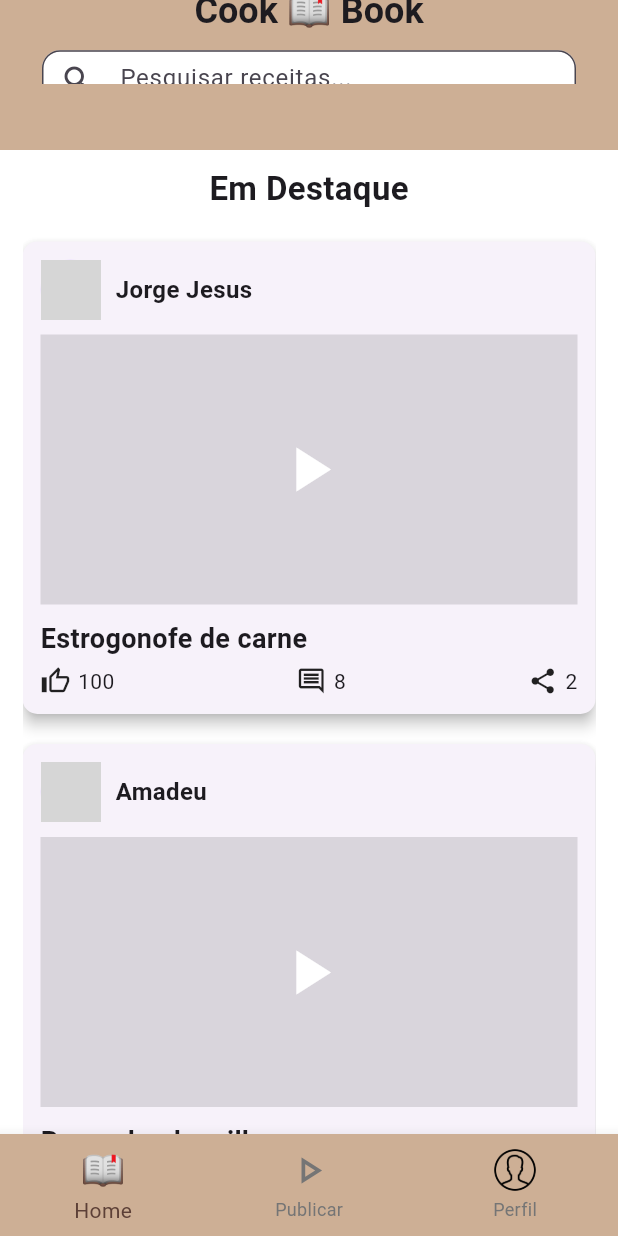
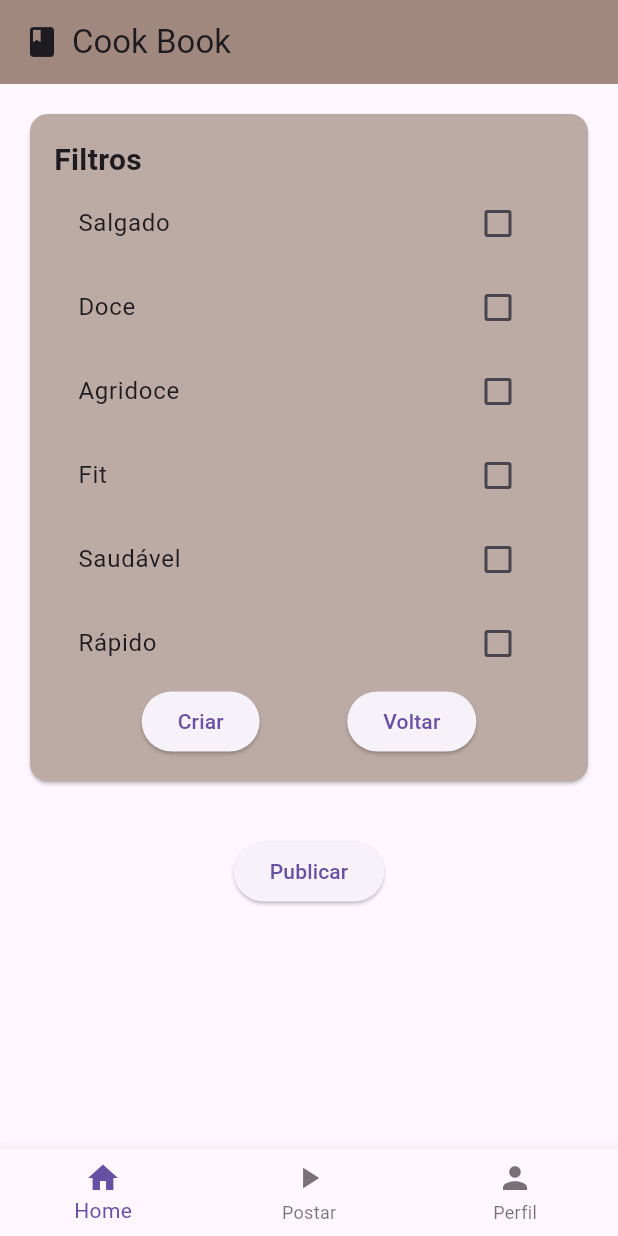
Before and after one commit to fernandofcs123/app_cookbook, a Flutter app: the screen it shows after launch, on a phone screen of 412 x 824 dp. Run offline on Flutter 3.47's test engine with Material 3 defaults, Android fonts, the light colour scheme and no system bars; grey boxes are pictures that could not be loaded.

Commit message:
Add files via upload
tela de filtros

```diff
--- a/lib/main.dart
+++ b/lib/main.dart
@@ -1,112 +1,168 @@
-import 'package:app_cookbook/screens/video_feed_page.dart';
 import 'package:flutter/material.dart';
-import 'screens/video_feed_page.dart';
 
 void main() {
-  runApp(const MyApp());
+  runApp(MyApp());
 }
 
 class MyApp extends StatelessWidget {
-  const MyApp({super.key});
-
   @override
   Widget build(BuildContext context) {
     return MaterialApp(
-      debugShowCheckedModeBanner: false,
-      title: 'Cook Book',
-      home: MyHomePage(),
+      home: CookBookScreen(),
     );
   }
 }
 
-class MyHomePage extends StatefulWidget {
-  const MyHomePage({super.key});
-
+class CookBookScreen extends StatefulWidget {
   @override
-  State<MyHomePage> createState() => _MyHomePageState();
+  _CookBookScreenState createState() => _CookBookScreenState();
 }
 
-class _MyHomePageState extends State<MyHomePage> {
-  int _selectedIndex = 0;
-
-  static final List<Widget> _widgetOptions = <Widget>[
-    VideoFeedPage(),
-    Center(child: Text('Publicar Receita', style: TextStyle(fontSize: 20))),
-    Center(child: Text('Perfil', style: TextStyle(fontSize: 20))),
-  ];
-
-  void _onItemTapped(int index) {
-    setState(() {
-      _selectedIndex = index;
-    });
-  }
+class _CookBookScreenState extends State<CookBookScreen> {
+  // Variáveis para controlar os checkboxes
+  bool salgado = false;
+  bool doce = false;
+  bool agridoce = false;
+  bool fit = false;
+  bool saudavel = false;
+  bool rapido = false;
 
   @override
   Widget build(BuildContext context) {
     return Scaffold(
-      appBar: PreferredSize(
-        preferredSize: const Size.fromHeight(100),
-        child: AppBar(
-          backgroundColor: const Color.fromRGBO(205, 175, 149, 1),
-          elevation: 0,
-          title: Column(
+      appBar: AppBar(
+        title: Row(
           children: [
-              const SizedBox(height: 10),
-              const Text(
-                'Cook 📖 Book',
-                style: TextStyle(fontSize: 24, fontWeight: FontWeight.bold),
+            Icon(Icons.book), // Ícone de livro
+            SizedBox(width: 8), // Espaçamento
+            Text('Cook Book'), // Título
+          ],
         ),
-              const SizedBox(height: 10),
+        backgroundColor: Colors.brown[300], // Cor de fundo aproximada
+      ),
+      body: Column(
+        children: [
           Padding(
-                padding: const EdgeInsets.symmetric(horizontal: 12.0),
-                child: SizedBox(
-                  height: 40,
-                  child: TextField(
-                    decoration: InputDecoration(
-                      hintText: "Pesquisar receitas...",
-                      prefixIcon: const Icon(Icons.search),
-                      border: OutlineInputBorder(
-                        borderRadius: BorderRadius.circular(12),
-                      ),
-                      contentPadding: const EdgeInsets.symmetric(vertical: 10),
-                      filled: true,
-                      fillColor: Colors.white,
+            padding: const EdgeInsets.all(16.0),
+            child: Card(
+              color: Colors.brown[200], // Cor do card aproximada
+              child: Padding(
+                padding: const EdgeInsets.all(16.0),
+                child: Column(
+                  crossAxisAlignment: CrossAxisAlignment.start,
+                  children: [
+                    Text(
+                      'Filtros',
+                      style: TextStyle(
+                        fontSize: 20,
+                        fontWeight: FontWeight.bold,
                       ),
                     ),
+                    CheckboxListTile(
+                      title: Text('Salgado'),
+                      value: salgado,
+                      onChanged: (value) {
+                        setState(() {
+                          salgado = value!;
+                        });
+                      },
                     ),
+                    CheckboxListTile(
+                      title: Text('Doce'),
+                      value: doce,
+                      onChanged: (value) {
+                        setState(() {
+                          doce = value!;
+                        });
+                      },
+                    ),
+                    CheckboxListTile(
+                      title: Text('Agridoce'),
+                      value: agridoce,
+                      onChanged: (value) {
+                        setState(() {
+                          agridoce = value!;
+                        });
+                      },
+                    ),
+                    CheckboxListTile(
+                      title: Text('Fit'),
+                      value: fit,
+                      onChanged: (value) {
+                        setState(() {
+                          fit = value!;
+                        });
+                      },
+                    ),
+                    CheckboxListTile(
+                      title: Text('Saudável'),
+                      value: saudavel,
+                      onChanged: (value) {
+                        setState(() {
+                          saudavel = value!;
+                        });
+                      },
+                    ),
+                    CheckboxListTile(
+                      title: Text('Rápido'),
+                      value: rapido,
+                      onChanged: (value) {
+                        setState(() {
+                          rapido = value!;
+                        });
+                      },
+                    ),
+                    Row(
+                      mainAxisAlignment: MainAxisAlignment.spaceEvenly,
+                      children: [
+                        ElevatedButton(
+                          onPressed: () {
+                            // Lógica para "Criar"
+                            print('Criar pressionado');
+                          },
+                          child: Text('Criar'),
+                        ),
+                        ElevatedButton(
+                          onPressed: () {
+                            // Lógica para "Voltar"
+                            print('Voltar pressionado');
+                          },
+                          child: Text('Voltar'),
+                        ),
+                      ],
                     ),
                   ],
                 ),
               ),
             ),
-
-      body: _widgetOptions[_selectedIndex],
-
+          ),
+          Padding(
+            padding: const EdgeInsets.all(16.0),
+            child: ElevatedButton(
+              onPressed: () {
+                // Lógica para "Publicar"
+                print('Publicar pressionado');
+              },
+              child: Text('Publicar'),
+            ),
+          ),
+        ],
+      ),
       bottomNavigationBar: BottomNavigationBar(
-        iconSize: 30,
-        items: <BottomNavigationBarItem>[
-          const BottomNavigationBarItem(
-            icon: Text("📖", style: TextStyle(fontSize: 24)),
+        items: [
+          BottomNavigationBarItem(
+            icon: Icon(Icons.home),
             label: 'Home',
           ),
-          const BottomNavigationBarItem(
-            icon: Icon(Icons.play_arrow_outlined),
-            label: 'Publicar',
+          BottomNavigationBarItem(
+            icon: Icon(Icons.play_arrow),
+            label: 'Postar',
           ),
           BottomNavigationBarItem(
-            icon: SizedBox(
-            width: 30,
-            height: 30,
-            child: Image.asset('assets/icons/perfil.png')
-          ),
+            icon: Icon(Icons.person),
             label: 'Perfil',
           ),
         ],
-        currentIndex: _selectedIndex,
-        selectedItemColor: Colors.brown[700],
-        unselectedItemColor: Colors.grey[600],
-        backgroundColor: const Color.fromRGBO(205, 175, 149, 1),
-        onTap: _onItemTapped,
       ),
     );
   }
```
Also changed, not shown: 1 other file. Lines whose indentation alone changed are shown as unchanged.
